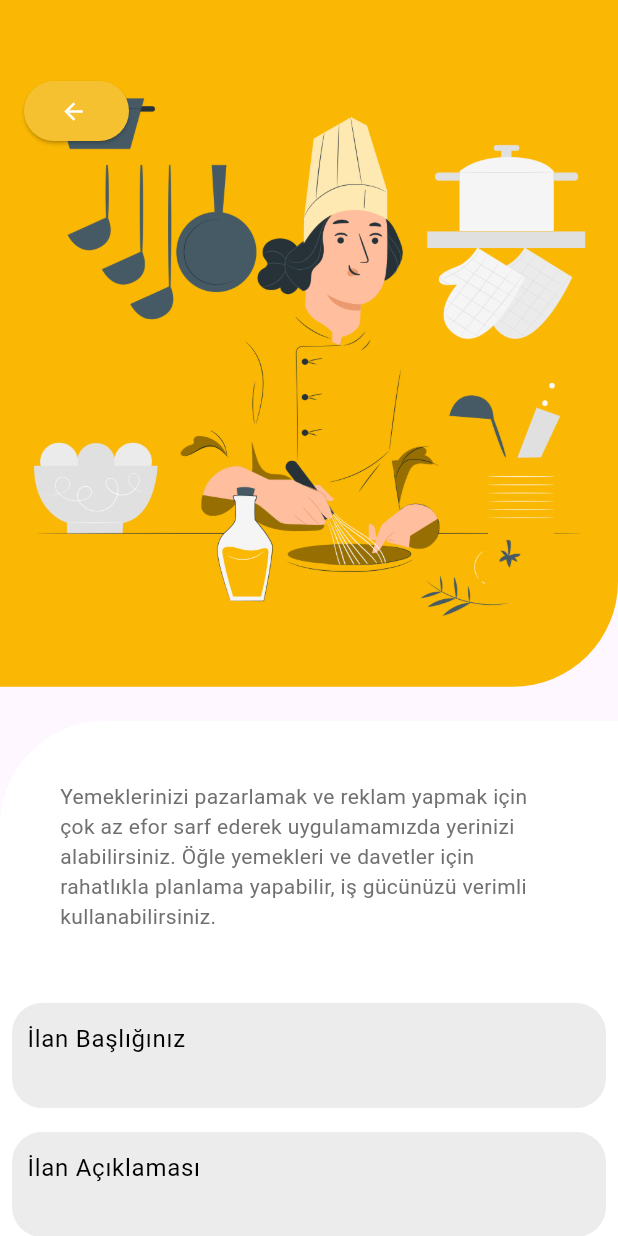
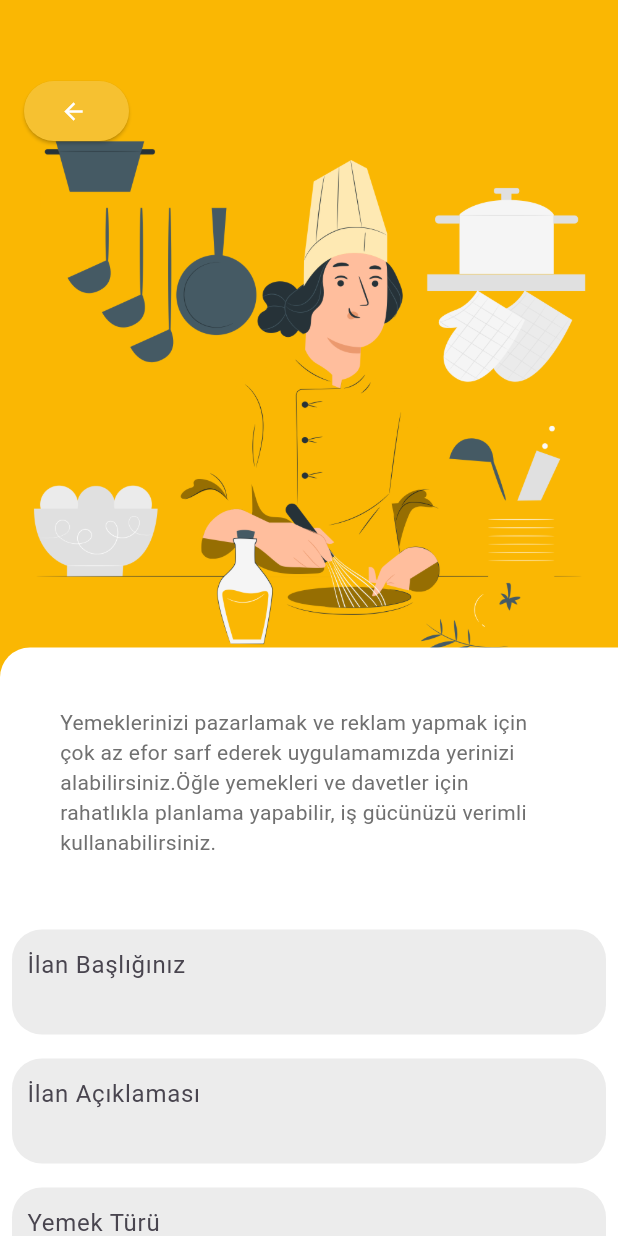
Before and after one commit to Elcieren/bootcamp_app, a Flutter app: the AdvertView screen opened directly, on a phone screen of 412 x 824 dp. Run offline on Flutter 3.47's test engine with Material 3 defaults, Android fonts, the phone set to English and light mode, and no system bars; our stand-ins replace carousel_slider, cloud_firestore, firebase_auth, firebase_core, flutter_credit_card, get_it and 3 more; accounts and stored records are empty.

Commit message:
ilan sayfasındaki firebase hatası düzeltildi ve görseller düzeltildi

```diff
--- a/lib/ui/Ilan/advert_view.dart
+++ b/lib/ui/Ilan/advert_view.dart
@@ -6,6 +6,7 @@ import 'package:cloud_firestore/cloud_firestore.dart';
 import 'package:firebase_auth/firebase_auth.dart';
 import 'package:flutter/cupertino.dart';
 import 'package:flutter/material.dart';
+import 'package:flutter/widgets.dart';
 import 'package:stacked/stacked.dart';
 
 class AdvertView extends StatefulWidget {
@@ -42,7 +43,6 @@ class _AdvertViewState extends State<AdvertView> {
   FirebaseAuth _auth = FirebaseAuth.instance;
   FirebaseFirestore _firestore = FirebaseFirestore.instance;
   final authService = AuthService();
-
   @override
   void initState() {
     super.initState();
@@ -61,11 +61,14 @@ class _AdvertViewState extends State<AdvertView> {
                 height: MediaQuery.of(context).size.height,
                 child: Stack(
                   children: [
-                    Positioned(
-                      top: 0,
+                    Container(
                       width: MediaQuery.of(context).size.width,
-                      height: MediaQuery.of(context).size.height / 1.8,
-                      child: Container(
+                      height: MediaQuery.of(context).size.height / 1.6,
+                      decoration: BoxDecoration(color: Colors.white),
+                    ),
+                    Container(
+                      width: MediaQuery.of(context).size.width,
+                      height: MediaQuery.of(context).size.height / 1.6,
                       decoration: const BoxDecoration(
                         color: Color(0xffFAB703),
                         borderRadius: BorderRadius.only(
@@ -79,16 +82,25 @@ class _AdvertViewState extends State<AdvertView> {
                         ),
                       ),
                     ),
+                    Align(
+                      alignment: Alignment.bottomCenter,
+                      child: Container(
+                        width: MediaQuery.of(context).size.width,
+                        height: MediaQuery.of(context).size.height / 2.666,
+                        decoration: const BoxDecoration(
+                          color: Color(0xffFAB703),
                         ),
-                    Positioned(
-                      bottom: 0,
+                      ),
+                    ),
+                    Align(
+                      alignment: Alignment.bottomCenter,
+                      child: Container(
                         width: MediaQuery.of(context).size.width,
-                      height: MediaQuery.of(context).size.height / 2.4,
-                      child: Container(
+                        height: MediaQuery.of(context).size.height / 2.1,
                         decoration: const BoxDecoration(
                           color: Colors.white,
                           borderRadius: BorderRadius.only(
-                            topLeft: Radius.circular(70),
+                            topLeft: Radius.circular(20),
                           ),
                         ),
                         child: SingleChildScrollView(
@@ -103,7 +115,7 @@ class _AdvertViewState extends State<AdvertView> {
                                     child: Opacity(
                                       opacity: 0.9,
                                       child: Text(
-                                        "Yemeklerinizi pazarlamak ve reklam yapmak için çok az efor sarf ederek uygulamamızda yerinizi alabilirsiniz. Öğle yemekleri ve davetler için rahatlıkla planlama yapabilir, iş gücünüzü verimli kullanabilirsiniz.",
+                                        "Yemeklerinizi pazarlamak ve reklam yapmak için çok az efor sarf ederek uygulamamızda yerinizi alabilirsiniz.Öğle yemekleri ve davetler için rahatlıkla planlama yapabilir, iş gücünüzü verimli kullanabilirsiniz.",
                                         style: TextStyle(
                                             fontSize: 14,
                                             color: Colors.grey.shade700),
@@ -246,7 +258,7 @@ class _AdvertViewState extends State<AdvertView> {
       autovalidateMode: AutovalidateMode.onUserInteraction,
       validator: (value) {
         if (value!.isEmpty) {
-          return "Mesajını Eksiksiz Doldurunuz";
+          return "Mesajını Eksizksiz Doldurunuz";
         }
       },
       onSaved: (value) {
@@ -262,7 +274,7 @@ class _AdvertViewState extends State<AdvertView> {
       autovalidateMode: AutovalidateMode.onUserInteraction,
       validator: (value) {
         if (value!.isEmpty) {
-          return "Mesajını Eksiksiz Doldurunuz";
+          return "Mesajını Eksizksiz Doldurunuz";
         }
       },
       onSaved: (value) {
@@ -278,7 +290,7 @@ class _AdvertViewState extends State<AdvertView> {
       autovalidateMode: AutovalidateMode.onUserInteraction,
       validator: (value) {
         if (value!.isEmpty) {
-          return "Mesajını Eksiksiz Doldurunuz";
+          return "Mesajını Eksizksiz Doldurunuz";
         }
       },
       onSaved: (value) {
@@ -297,24 +309,40 @@ class _AdvertViewState extends State<AdvertView> {
         borderRadius: BorderRadius.circular(24),
         color: Colors.grey.withOpacity(0.2),
       ),
-      child: Center(
-        child: DropdownButtonFormField<String>(
+      padding: const EdgeInsets.symmetric(horizontal: 0),
+      child: Container(
+        height: 40,
+        decoration: BoxDecoration(
+          borderRadius: BorderRadius.circular(20),
+        ),
+        child: DropdownButton<String>(
           value: YemeKategori,
-          decoration: customInputDecaration("Yemek Kategorisi"),
-          items: YemeKategorisi.map((String kategori) {
+          onChanged: (String? newValue) {
+            setState(() {
+              YemeKategori = newValue!;
+            });
+          },
+          style: TextStyle(color: Colors.black),
+          underline: SizedBox(),
+          hint: const Padding(
+            padding: EdgeInsets.all(8.0),
+            child: Text(
+              'Yemek Kategorisi',
+              style: TextStyle(fontWeight: FontWeight.w600),
+            ),
+          ),
+          iconSize: 32,
+          isExpanded: true,
+          items: YemeKategorisi.map<DropdownMenuItem<String>>((String value) {
             return DropdownMenuItem<String>(
-              value: kategori,
-              child: Text(kategori),
+              value: value,
+              child: Padding(
+                padding:
+                    const EdgeInsets.symmetric(horizontal: 16, vertical: 12),
+                child: Text(value),
+              ),
             );
           }).toList(),
-          onChanged: (value) {
-            setState(() {
-              YemeKategori = value!;
-            });
-          },
-          onSaved: (value) {
-            YemeKategori = value!;
-          },
         ),
       ),
     );
@@ -325,7 +353,7 @@ class _AdvertViewState extends State<AdvertView> {
       autovalidateMode: AutovalidateMode.onUserInteraction,
       validator: (value) {
         if (value!.isEmpty) {
-          return "Mesajını Eksiksiz Doldurunuz";
+          return "Mesajını Eksizksiz Doldurunuz";
         }
       },
       onSaved: (value) {
@@ -341,16 +369,40 @@ class _AdvertViewState extends State<AdvertView> {
       autovalidateMode: AutovalidateMode.onUserInteraction,
       validator: (value) {
         if (value!.isEmpty) {
-          return "Lütfen bir URL girin";
-        } else if (!Uri.parse(value).isAbsolute) {
-          return "Geçerli bir URL girin";
+          return "Lütfen bir görsel linki ekleyiniz.";
         }
       },
       onSaved: (value) {
         imageUrl = value!;
       },
       style: TextStyle(color: Colors.black),
-      decoration: customInputDecaration("Resim URL"),
+      decoration: InputDecoration(
+        hintText: "Görsel Linki",
+        border: InputBorder.none,
+        suffixIcon: IconButton(
+          icon: Icon(Icons.help_outline),
+          onPressed: () {
+            showDialog(
+              context: context,
+              builder: (BuildContext context) {
+                return AlertDialog(
+                  title: Text("Bilgilendirme"),
+                  content: Text(
+                      "Paylaşmak istediğiniz menüde gözükecek olan görsel linkini yazınız."),
+                  actions: <Widget>[
+                    TextButton(
+                      child: Text("Tamam"),
+                      onPressed: () {
+                        Navigator.of(context).pop();
+                      },
+                    ),
+                  ],
+                );
+              },
+            );
+          },
+        ),
+      ),
     );
   }
 
@@ -359,7 +411,7 @@ class _AdvertViewState extends State<AdvertView> {
       autovalidateMode: AutovalidateMode.onUserInteraction,
       validator: (value) {
         if (value!.isEmpty) {
-          return "Mesajını Eksiksiz Doldurunuz";
+          return "Mesajını Eksizksiz Doldurunuz";
         }
       },
       onSaved: (value) {
@@ -378,101 +430,186 @@ class _AdvertViewState extends State<AdvertView> {
         borderRadius: BorderRadius.circular(24),
         color: Colors.grey.withOpacity(0.2),
       ),
-      child: Center(
-        child: DropdownButtonFormField<String>(
+      padding: const EdgeInsets.symmetric(horizontal: 0),
+      child: Container(
+        height: 40,
+        decoration: BoxDecoration(
+          borderRadius: BorderRadius.circular(20),
+        ),
+        child: DropdownButton<String>(
           value: Teslimat,
-          decoration: customInputDecaration("Teslimat Şekli"),
-          items: TeslimatSekli.map((String teslimat) {
+          onChanged: (String? newValue) {
+            setState(() {
+              Teslimat = newValue!;
+            });
+          },
+          style: TextStyle(color: Colors.black),
+          underline: SizedBox(),
+          hint: const Padding(
+            padding: EdgeInsets.all(8.0),
+            child: Text(
+              'Teslimat Türü',
+              style: TextStyle(fontWeight: FontWeight.w600),
+            ),
+          ),
+          iconSize: 32,
+          isExpanded: true,
+          items: TeslimatSekli.map<DropdownMenuItem<String>>((String value) {
             return DropdownMenuItem<String>(
-              value: teslimat,
-              child: Text(teslimat),
+              value: value,
+              child: Padding(
+                padding:
+                    const EdgeInsets.symmetric(horizontal: 16, vertical: 12),
+                child: Text(value),
+              ),
             );
           }).toList(),
-          onChanged: (value) {
-            setState(() {
-              Teslimat = value!;
-            });
-          },
-          onSaved: (value) {
-            Teslimat = value!;
-          },
         ),
       ),
     );
   }
 
-  Widget PostUpButton() {
+  Center PostUpButton() {
     return Center(
-      child: Padding(
-        padding: const EdgeInsets.all(8.0),
-        child: ElevatedButton(
-          onPressed: () async {
-            if (formkeyPost.currentState!.validate()) {
-              formkeyPost.currentState!.save();
-              final advertData = {
-                'ilanBasligi': text,
-                'ilanAciklamasi': ilanAciklamasi,
-                'YemekTuru': YemekTuru,
-                'YemekKategorisi': YemeKategori,
-                'YemekIcerigi': YemekIcerigi,
-                'imageUrl': imageUrl, // Save the image URL
-                'Fiyat': Fiyat,
-                'TeslimatSekli': Teslimat,
-                'userID': _user!.uid,
-                'timestamp': FieldValue.serverTimestamp(),
-              };
-
-              await _firestore.collection('ilanlar').add(advertData);
-              _showSuccessMessage();
-            }
-          },
-          style: ButtonStyle(
-            backgroundColor:
-                MaterialStateProperty.all<Color>(Color(0xffFAB703)),
-            foregroundColor: MaterialStateProperty.all<Color>(Colors.black),
-            padding: MaterialStateProperty.all<EdgeInsets>(
-              EdgeInsets.symmetric(horizontal: 50, vertical: 10),
-            ),
-            textStyle: MaterialStateProperty.all<TextStyle>(
-              TextStyle(fontSize: 18),
-            ),
-          ),
-          child: Text("Paylaş"),
+      child: TextButton(
+        onPressed: Post,
+        child: Container(
+          height: 50,
+          width: 140,
+          margin: const EdgeInsets.symmetric(horizontal: 60),
+          decoration: BoxDecoration(
+              borderRadius: BorderRadius.circular(50),
+              color: Color(0xffFAB703)),
+          child: const Center(
+              child: Text(
+            "Gönder",
+            style: TextStyle(color: Colors.white),
+          )),
         ),
       ),
     );
   }
 
-  InputDecoration customInputDecaration(String hintText) {
-    return InputDecoration(
-      hintText: hintText,
-      hintStyle: TextStyle(color: Colors.black),
-      border: InputBorder.none,
+  void Post() async {
+    if (formkeyPost.currentState!.validate()) {
+      formkeyPost.currentState!.save();
+
+      if (YemeKategori == null) {
+        showCupertinoDialog(
+          context: context,
+          builder: (BuildContext context) {
+            return CupertinoAlertDialog(
+              title: Text("Uyarı"),
+              content: Text("Lütfen Yemek Kategorisini seçiniz."),
+              actions: <Widget>[
+                CupertinoDialogAction(
+                  child: Text("Tamam"),
+                  onPressed: () {
+                    Navigator.pop(context); // Dialog kutusunu kapat
+                  },
+                ),
+              ],
+            );
+          },
+        );
+      } else if (Teslimat == null) {
+        showCupertinoDialog(
+          context: context,
+          builder: (BuildContext context) {
+            return CupertinoAlertDialog(
+              title: Text("Uyarı"),
+              content: Text("Lütfen Teslimat Şeklini seçiniz."),
+              actions: <Widget>[
+                CupertinoDialogAction(
+                  child: Text("Tamam"),
+                  onPressed: () {
+                    Navigator.pop(context); // Dialog kutusunu kapat
+                  },
+                ),
+              ],
+            );
+          },
+        );
+      } else {
+        await authService.createPost(
+            text,
+            _userData!['fullname'],
+            _userData!['Cinsiyet'],
+            _userData!['email'],
+            ilanAciklamasi,
+            YemekTuru,
+            YemekIcerigi,
+            Fiyat,
+            Teslimat!,
+            YemeKategori!,
+            imageUrl // Add the imageUrl parameter here
+            );
+
+        formkeyPost.currentState!.reset();
+        setState(() {
+          YemeKategori = null;
+          Teslimat = null;
+        });
+
+        showCupertinoDialog(
+          context: context,
+          builder: (BuildContext context) {
+            return CupertinoAlertDialog(
+              title: Text("Bilgilendirme"),
+              content: Text(
+                  "İlanınız başarıyla iletildi. Ekibimiz tarafından incelendikten sonra paylaşılacaktır"),
+              actions: <Widget>[
+                CupertinoDialogAction(
+                  child: Text("Tamam"),
+                  onPressed: () {
+                    Navigator.of(context).pop(); // Dialog kutusunu kapat
+                  },
+                ),
+              ],
+            );
+          },
         );
       }
-
-  SizedBox customSizedBox() {
-    return SizedBox(height: 10);
+    } else {
+      showCupertinoDialog(
+        context: context,
+        builder: (BuildContext context) {
+          return CupertinoAlertDialog(
+            title: Text("Hata"),
+            content: Text("Üzgünüz, bir hata ile karşılaştık."),
+            actions: <Widget>[
+              CupertinoDialogAction(
+                child: Text("Tamam"),
+                onPressed: () {
+                  Navigator.of(context).pop(); // Dialog kutusunu kapat
+                },
+              ),
+            ],
+          );
+        },
+      );
+    }
   }
 
-  void _getUserData() async {
-    User? user = _auth.currentUser;
-    if (user != null) {
-      DocumentSnapshot snapshot =
-          await _firestore.collection('users').doc(user.uid).get();
+  Future<void> _getUserData() async {
+    _user = _auth.currentUser;
+    if (_user != null) {
+      DocumentSnapshot userData =
+          await _firestore.collection('Kullanıcılar').doc(_user!.uid).get();
       setState(() {
-        _user = user;
-        _userData = snapshot.data() as Map<String, dynamic>?;
+        _userData = userData.data() as Map<String, dynamic>?; // Dönüşüm işlemi
       });
     }
   }
 
-  void _showSuccessMessage() {
-    ScaffoldMessenger.of(context).showSnackBar(
-      SnackBar(
-        content: Text("İlanınız başarıyla paylaşıldı!"),
-        backgroundColor: Colors.green,
-      ),
+  InputDecoration customInputDecaration(String hintText) {
+    return InputDecoration(hintText: hintText, border: InputBorder.none);
+  }
+
+  Widget customSizedBox() => const SizedBox(
+        height: 5,
+      );
+  Widget customSizedBoxLarge() => const SizedBox(
+        height: 60,
       );
 }
-}
```
Lines whose indentation alone changed are shown as unchanged.
